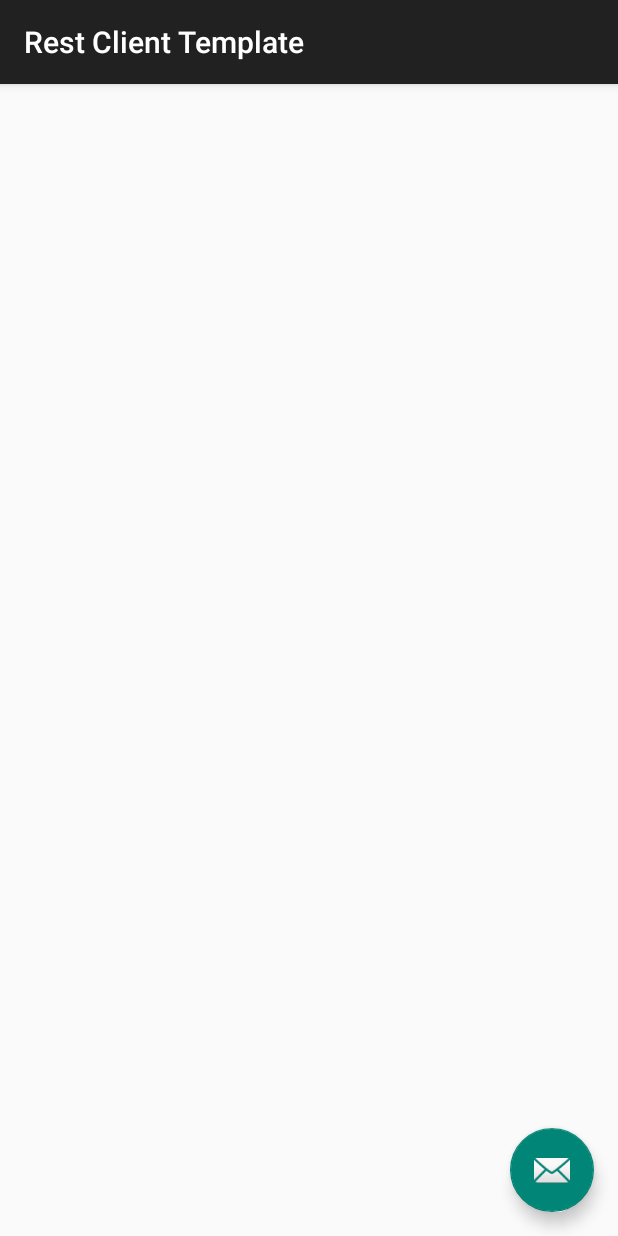
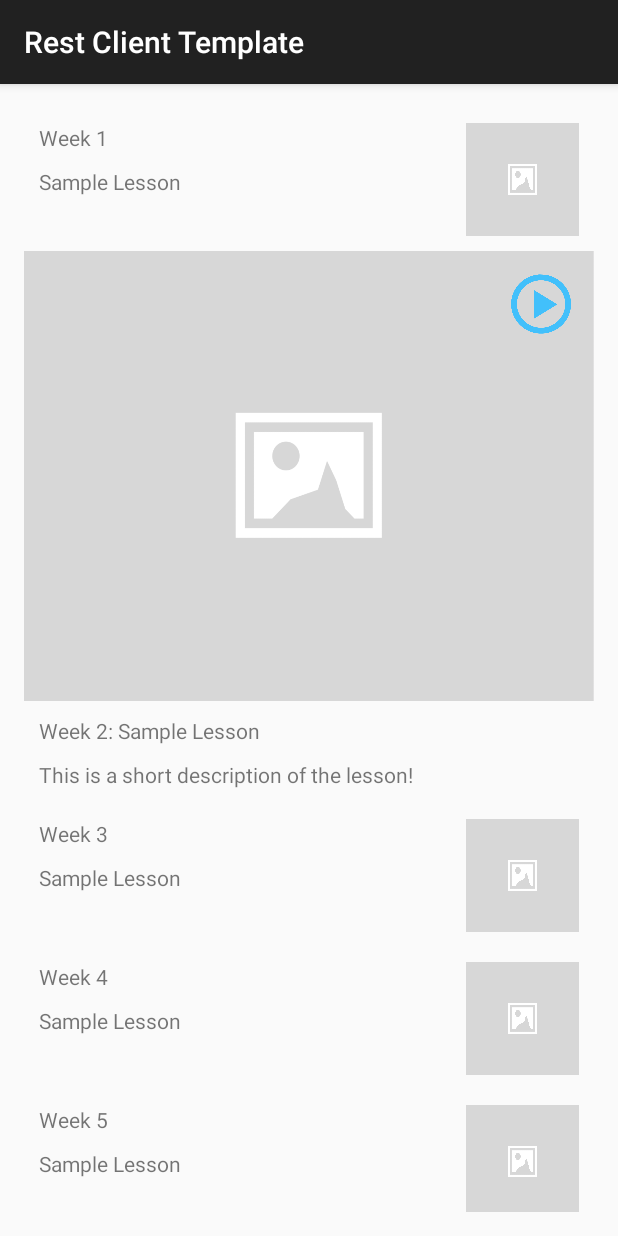
Before and after one commit to ExtraSuperCoolTeam/LearnFitness, an Android app: the screen it shows after launch (LessonListActivity), on a phone screen of 412 x 824 dp. Run offline under Robolectric (Android 15) with nearby library versions, the light colour scheme and no system bars; our stand-ins replace ButterKnife; libraries missing offline, so code that uses them is left out: com.activeandroid; pictures from the network do not load; 2 statements that could not run were skipped.

Commit message:
Temporary frame layout for fragment.

```diff
--- a/app/src/main/java/com/codepath/apps/restclienttemplate/Adapter/LessonsAdapter.java
+++ b/app/src/main/java/com/codepath/apps/restclienttemplate/Adapter/LessonsAdapter.java
@@ -96,9 +96,8 @@ public class LessonsAdapter extends RecyclerView.Adapter<RecyclerView.ViewHolder
     @Override
     public int getItemViewType(int position) {
         Lesson lesson = mLessons.get(position);
-        int currentNumber = sharedPreferences.getInt(currentLessonNumber, 2);
         int lessonNumber = lesson.getWeekNumber();
-        if (currentNumber == lessonNumber) {
+        if (currentLesson == lessonNumber) {
             return CURRENT_LESSON;
         } else {
             return LESSON;
@@ -112,6 +111,7 @@ public class LessonsAdapter extends RecyclerView.Adapter<RecyclerView.ViewHolder
         LayoutInflater inflater = LayoutInflater.from(context);
         RecyclerView.ViewHolder viewHolder;
         sharedPreferences = context.getSharedPreferences(prefName, Context.MODE_PRIVATE);
+        currentLesson = sharedPreferences.getInt(currentLessonNumber, 2);
 
         switch (viewType) {
             case CURRENT_LESSON:
--- a/app/src/main/java/com/codepath/apps/restclienttemplate/LessonListActivity.java
+++ b/app/src/main/java/com/codepath/apps/restclienttemplate/LessonListActivity.java
@@ -1,11 +1,11 @@
 package com.codepath.apps.restclienttemplate;
 
 import android.os.Bundle;
-import android.support.design.widget.FloatingActionButton;
-import android.support.design.widget.Snackbar;
+import android.support.v4.app.FragmentTransaction;
 import android.support.v7.app.AppCompatActivity;
 import android.support.v7.widget.Toolbar;
-import android.view.View;
+
+import com.codepath.apps.restclienttemplate.Fragment.LessonsListFragment;
 
 public class LessonListActivity extends AppCompatActivity {
 
@@ -16,6 +16,16 @@ public class LessonListActivity extends AppCompatActivity {
         Toolbar toolbar = (Toolbar) findViewById(R.id.toolbar);
         setSupportActionBar(toolbar);
 
+        if (savedInstanceState == null) {
+
+            LessonsListFragment fragment = new LessonsListFragment();
+
+            FragmentTransaction ft = getSupportFragmentManager().beginTransaction();
+            ft.replace(R.id.flLessonsList, fragment);
+            ft.commit();
+
+        }
+
     }
 
 }
--- a/app/src/main/res/layout/activity_lesson_list.xml
+++ b/app/src/main/res/layout/activity_lesson_list.xml
@@ -23,12 +23,5 @@
 
     <include layout="@layout/content_lesson_list" />
 
-    <android.support.design.widget.FloatingActionButton
-        android:id="@+id/fab"
-        android:layout_width="wrap_content"
-        android:layout_height="wrap_content"
-        android:layout_gravity="bottom|end"
-        android:layout_margin="@dimen/fab_margin"
-        android:src="@android:drawable/ic_dialog_email" />
 
 </android.support.design.widget.CoordinatorLayout>
--- a/app/src/main/res/layout/content_lesson_list.xml
+++ b/app/src/main/res/layout/content_lesson_list.xml
@@ -12,4 +12,9 @@
     tools:context="com.codepath.apps.restclienttemplate.LessonListActivity"
     tools:showIn="@layout/activity_lesson_list">
 
+    <FrameLayout
+        android:layout_width="match_parent"
+        android:layout_height="wrap_content"
+        android:id="@+id/flLessonsList"></FrameLayout>
+
 </RelativeLayout>
```
